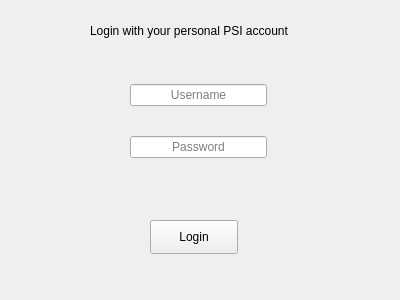
First picture: the form in PSIArchiver/login.ui, repository paulscherrerinstitute/scicat-qt, before the edit.
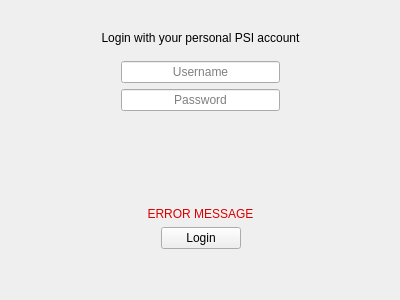
Second picture: the form after the edit.

The edit to the form file:
```diff
--- a/PSIArchiver/login.ui
+++ b/PSIArchiver/login.ui
@@ -13,28 +13,85 @@
   <property name="windowTitle">
    <string>Login</string>
   </property>
-  <widget class="QPushButton" name="pushButtonLogin">
-   <property name="geometry">
-    <rect>
-     <x>150</x>
-     <y>220</y>
-     <width>88</width>
-     <height>34</height>
-    </rect>
-   </property>
+  <layout class="QVBoxLayout" name="verticalLayout_3">
+   <item>
+    <layout class="QHBoxLayout" name="horizontalLayout_3">
+     <item>
+      <spacer name="horizontalSpacer_3">
+       <property name="orientation">
+        <enum>Qt::Horizontal</enum>
+       </property>
+       <property name="sizeHint" stdset="0">
+        <size>
+         <width>40</width>
+         <height>20</height>
+        </size>
+       </property>
+      </spacer>
+     </item>
+     <item>
+      <layout class="QVBoxLayout" name="verticalLayout_2">
+       <item>
+        <spacer name="verticalSpacer_2">
+         <property name="orientation">
+          <enum>Qt::Vertical</enum>
+         </property>
+         <property name="sizeType">
+          <enum>QSizePolicy::Minimum</enum>
+         </property>
+         <property name="sizeHint" stdset="0">
+          <size>
+           <width>20</width>
+           <height>20</height>
+          </size>
+         </property>
+        </spacer>
+       </item>
+       <item>
+        <widget class="QLabel" name="label">
    <property name="text">
-    <string>Login</string>
-   </property>
-  </widget>
-  <widget class="QWidget" name="layoutWidget">
-   <property name="geometry">
-    <rect>
-     <x>130</x>
-     <y>60</y>
-     <width>137</width>
-     <height>124</height>
-    </rect>
-   </property>
+          <string>Login with your personal PSI account</string>
+         </property>
+         <property name="alignment">
+          <set>Qt::AlignCenter</set>
+         </property>
+        </widget>
+       </item>
+       <item>
+        <spacer name="verticalSpacer_4">
+         <property name="orientation">
+          <enum>Qt::Vertical</enum>
+         </property>
+         <property name="sizeType">
+          <enum>QSizePolicy::Fixed</enum>
+         </property>
+         <property name="sizeHint" stdset="0">
+          <size>
+           <width>20</width>
+           <height>10</height>
+          </size>
+         </property>
+        </spacer>
+       </item>
+       <item>
+        <layout class="QHBoxLayout" name="horizontalLayout_2">
+         <item>
+          <spacer name="horizontalSpacer_6">
+           <property name="orientation">
+            <enum>Qt::Horizontal</enum>
+           </property>
+           <property name="sizeType">
+            <enum>QSizePolicy::Fixed</enum>
+           </property>
+           <property name="sizeHint" stdset="0">
+            <size>
+             <width>20</width>
+             <height>20</height>
+            </size>
+           </property>
+          </spacer>
+         </item>
+         <item>
    <layout class="QVBoxLayout" name="verticalLayout">
     <item>
      <widget class="QLineEdit" name="lineEditUsername">
@@ -60,20 +117,125 @@
      </widget>
     </item>
    </layout>
-  </widget>
-  <widget class="QLabel" name="label">
-   <property name="geometry">
-    <rect>
-     <x>90</x>
-     <y>20</y>
-     <width>241</width>
-     <height>21</height>
-    </rect>
-   </property>
+         </item>
+         <item>
+          <spacer name="horizontalSpacer_5">
+           <property name="orientation">
+            <enum>Qt::Horizontal</enum>
+           </property>
+           <property name="sizeType">
+            <enum>QSizePolicy::Fixed</enum>
+           </property>
+           <property name="sizeHint" stdset="0">
+            <size>
+             <width>20</width>
+             <height>20</height>
+            </size>
+           </property>
+          </spacer>
+         </item>
+        </layout>
+       </item>
+       <item>
+        <spacer name="verticalSpacer_3">
+         <property name="orientation">
+          <enum>Qt::Vertical</enum>
+         </property>
+         <property name="sizeHint" stdset="0">
+          <size>
+           <width>20</width>
+           <height>40</height>
+          </size>
+         </property>
+        </spacer>
+       </item>
+       <item>
+        <widget class="QLabel" name="labelErrorMessage">
+         <property name="styleSheet">
+          <string notr="true">QLabel{color:rgb(218, 0, 0)}</string>
+         </property>
+         <property name="text">
+          <string>ERROR MESSAGE</string>
+         </property>
+         <property name="alignment">
+          <set>Qt::AlignCenter</set>
+         </property>
+         <property name="wordWrap">
+          <bool>true</bool>
+         </property>
+        </widget>
+       </item>
+       <item>
+        <layout class="QHBoxLayout" name="horizontalLayout">
+         <item>
+          <spacer name="horizontalSpacer">
+           <property name="orientation">
+            <enum>Qt::Horizontal</enum>
+           </property>
+           <property name="sizeHint" stdset="0">
+            <size>
+             <width>40</width>
+             <height>20</height>
+            </size>
+           </property>
+          </spacer>
+         </item>
+         <item>
+          <widget class="QPushButton" name="pushButtonLogin">
    <property name="text">
-    <string>Login with your personal PSI account</string>
-   </property>
-  </widget>
+            <string>Login</string>
+           </property>
+          </widget>
+         </item>
+         <item>
+          <spacer name="horizontalSpacer_2">
+           <property name="orientation">
+            <enum>Qt::Horizontal</enum>
+           </property>
+           <property name="sizeHint" stdset="0">
+            <size>
+             <width>40</width>
+             <height>20</height>
+            </size>
+           </property>
+          </spacer>
+         </item>
+        </layout>
+       </item>
+       <item>
+        <spacer name="verticalSpacer">
+         <property name="orientation">
+          <enum>Qt::Vertical</enum>
+         </property>
+         <property name="sizeType">
+          <enum>QSizePolicy::Fixed</enum>
+         </property>
+         <property name="sizeHint" stdset="0">
+          <size>
+           <width>20</width>
+           <height>40</height>
+          </size>
+         </property>
+        </spacer>
+       </item>
+      </layout>
+     </item>
+     <item>
+      <spacer name="horizontalSpacer_4">
+       <property name="orientation">
+        <enum>Qt::Horizontal</enum>
+       </property>
+       <property name="sizeHint" stdset="0">
+        <size>
+         <width>40</width>
+         <height>20</height>
+        </size>
+       </property>
+      </spacer>
+     </item>
+    </layout>
+   </item>
+  </layout>
  </widget>
  <resources/>
  <connections/>
```
Left out of the diff: 2 changed lines with no effect on the pictures. Lines whose indentation alone changed are shown as unchanged.
